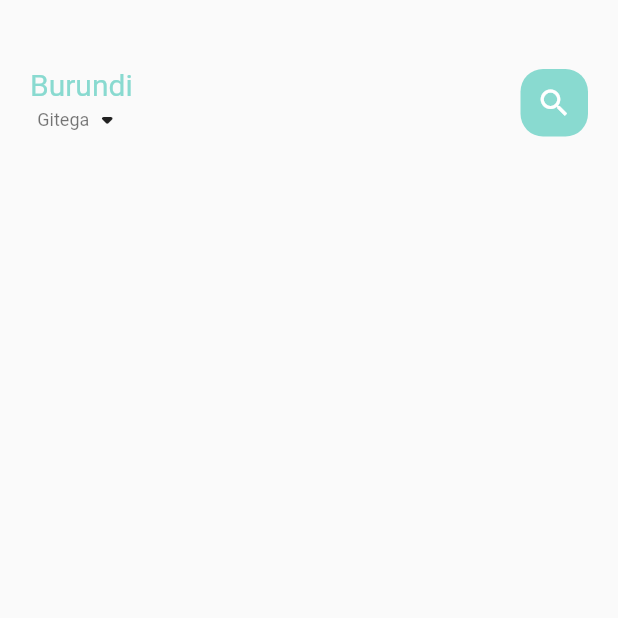
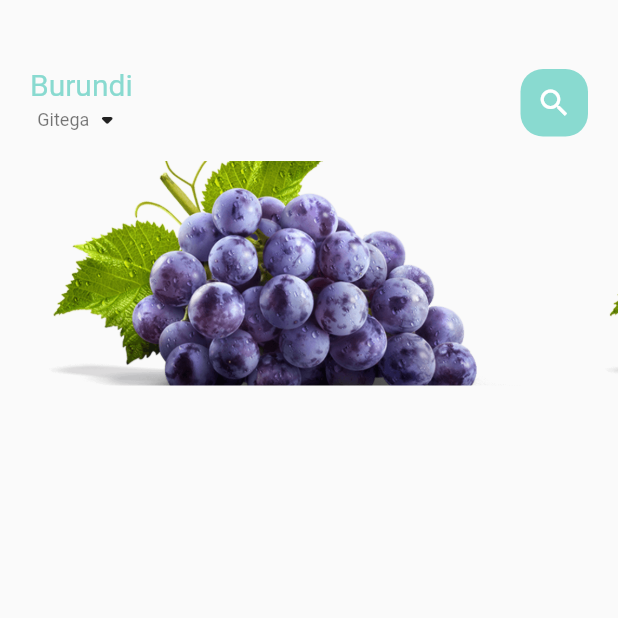
Before and after one commit to Ace7260/miniature-doodle, a Flutter app: the screen it shows after launch, on a phone screen of 412 x 824 dp, the top half of it. Run offline on Flutter 3.47's test engine with Material 2 defaults, Android fonts, the phone set to English and light mode, and no system bars.

Commit message:
some changing

```diff
--- /dev/null
+++ b/lib/home/food_page_body.dart
@@ -0,0 +1,53 @@
+// import 'package:flutter/material.dart';
+import 'package:flutter/material.dart';
+import 'package:flutter/src/foundation/key.dart';
+import 'package:flutter/src/widgets/framework.dart';
+import 'package:flutter/widgets.dart';
+
+class FoodPageBody extends StatefulWidget {
+  const FoodPageBody({Key? key}) : super(key: key);
+
+  @override
+  State<FoodPageBody> createState() => _FoodPageBodyState();
+}
+
+class _FoodPageBodyState extends State<FoodPageBody> {
+  @override
+  Widget build(BuildContext context) {
+    PageController pageController = PageController(viewportFraction: 0.9);
+    return Container(
+        //320
+        height: 220,
+        //color: Colors.red,
+        child: PageView.builder(
+            controller: pageController,
+            itemCount: 5,
+            itemBuilder: (context, position) {
+              return _buildPageItem(position);
+            }));
+  }
+
+  Widget _buildPageItem(int index) {
+    return Stack(
+      children: [
+        Container(
+          height: 150,
+          margin: const EdgeInsets.only(left: 5, right: 5),
+          decoration: BoxDecoration(
+              borderRadius: BorderRadius.circular(30),
+              image: const DecorationImage(
+                  fit: BoxFit.cover,
+                  image: AssetImage("assets/images/grapes.png"))),
+        ),
+        Container(
+          //height: 140,
+          margin: const EdgeInsets.only(left: 5, right: 5),
+          decoration: BoxDecoration(
+            borderRadius: BorderRadius.circular(30),
+            // color: Colors.white,
+          ),
+        )
+      ],
+    );
+  }
+}
--- a/lib/home/main_food_page.dart
+++ b/lib/home/main_food_page.dart
@@ -1,3 +1,4 @@
+import 'package:d_ace/home/food_page_body.dart';
 import 'package:d_ace/utils/colors.dart';
 import 'package:d_ace/widgets/big_text.dart';
 import 'package:d_ace/widgets/small_text.dart';
@@ -29,9 +30,12 @@ class _MainFoodPageState extends State<MainFoodPage> {
     return Scaffold(
       body: Column(
         children: [
+          // ignore: avoid_unnecessary_containers
           Container(
             child: Container(
+              // ignore: prefer_const_constructors
               margin: EdgeInsets.only(top: 45, bottom: 15),
+              // ignore: prefer_const_constructors
               padding: EdgeInsets.only(left: 20, right: 20),
               child: Row(
                 mainAxisAlignment: MainAxisAlignment.spaceBetween,
@@ -41,9 +45,8 @@ class _MainFoodPageState extends State<MainFoodPage> {
                       BigText(text: "Burundi", color: AppColors.mainColor),
                       Row(
                         children: [
-                          SmallText(
-                            text: "Gitega",color:Colors.black54 ),
-                            Icon(Icons.arrow_drop_down_rounded)
+                          SmallText(text: "Gitega", color: Colors.black54),
+                          Icon(Icons.arrow_drop_down_rounded),
                         ],
                       )
                     ],
@@ -62,8 +65,32 @@ class _MainFoodPageState extends State<MainFoodPage> {
               ),
             ),
           ),
+          FoodPageBody(),
+          /*   Container(
+            width: 200,
+            height: 50,
+            // color: Colors.red,
+            child: Center(
+              child: BigText(
+                text: "Ouvrir",
+                color: Color.fromARGB(255, 4, 4, 4),
+                size: 30,
+              ),
+            ),
+            decoration: BoxDecoration(
+              color: Colors.blue,
+              borderRadius: BorderRadius.circular(100),
+              //boxShadow: BoxShadow(const Color(000)),
+            ),
+          )
+        */
         ],
       ),
+      /* floatingActionButton: FloatingActionButton(
+        onPressed: () => 1,
+        tooltip: 'Increment',
+        child: const Icon(Icons.add),
+      ),*/
     );
   }
 }
--- a/lib/main.dart
+++ b/lib/main.dart
@@ -13,15 +13,15 @@ class MyApp extends StatelessWidget {
   Widget build(BuildContext context) {
     return MaterialApp(
       debugShowCheckedModeBanner: false,
-      title: 'Flutter Demo',
+      title: 'D_ACE',
       theme: ThemeData(
         primarySwatch: Colors.blue,
       ),
-      home:MainFoodPage(),
+      home: const MainFoodPage(),
     );
   }
 }
-
+/*
 class MyHomePage extends StatefulWidget {
   const MyHomePage({Key? key, required this.title}) : super(key: key);
   final String title;
@@ -81,3 +81,4 @@ class _MyHomePageState extends State<MyHomePage> {
     );
   }
 }
+*/
--- a/lib/widgets/big_text.dart
+++ b/lib/widgets/big_text.dart
@@ -6,27 +6,21 @@ class BigText extends StatelessWidget {
   final Color? color;
   final String text;
   double size;
+  double w = 400;
   TextOverflow overflow;
   BigText(
-    {
-      Key? key,
+      {Key? key,
       this.color,
       required this.text,
-      this.overflow=TextOverflow.ellipsis,
-      this.size=20
-    }
-    ) : super(key: key);
+      this.overflow = TextOverflow.ellipsis,
+      this.size = 20})
+      : super(key: key);
 
   @override
   Widget build(BuildContext context) {
-    return Text(
-      text,
-      overflow: overflow,
-      style:TextStyle(
-        color:color,
-        fontWeight:FontWeight.w400,
-        fontSize: size
-        )
-    );
+    return Text(text,
+        overflow: overflow,
+        style: TextStyle(
+            color: color, fontWeight: FontWeight.w400, fontSize: size));
   }
 }
--- a/pubspec.yaml
+++ b/pubspec.yaml
@@ -58,8 +58,8 @@ flutter:
   uses-material-design: true
 
   # To add assets to your application, add an assets section, like this:
-  # assets:
-  #   - images/a_dot_burr.jpeg
+  assets:
+    - assets/images/
   #   - images/a_dot_ham.jpeg
 
   # An image asset can refer to one or more resolution-specific "variants", see
```
Also changed, not shown: lib/utils/colors.dart (+10 -0 lines), assets/images/banana.png (added), assets/images/cherry.png (added), assets/images/coconut.png (added), assets/images/grapes.png (added), assets/images/kiwi.png (added), assets/images/mango.png (added).
